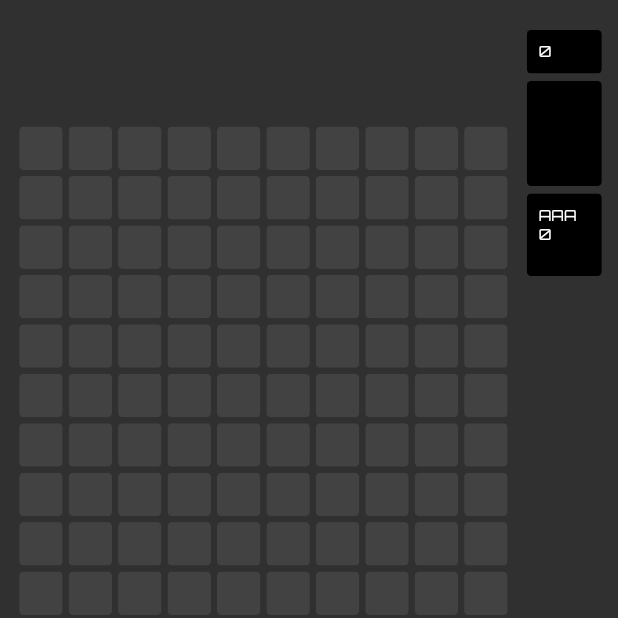
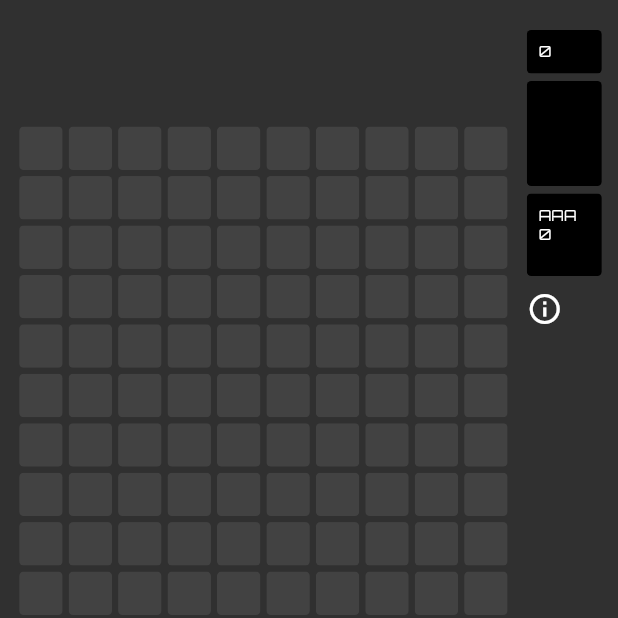
Before and after one commit to ironheade/flutter_tetris, a Flutter app: the screen it shows after launch, on a phone screen of 412 x 824 dp, the top half of it. Run offline on Flutter 3.47's test engine with Material 2 defaults, Android fonts, the phone set to English and light mode, and no system bars; our stand-ins replace flutter_native_splash.

Commit message:
info screen added, bug on removal of complete lines fixed

```diff
--- a/lib/main.dart
+++ b/lib/main.dart
@@ -1,4 +1,5 @@
 import 'dart:async';
+import 'dart:convert';
 import 'dart:math';
 import 'package:flutter/material.dart';
 import 'package:collection/collection.dart';
@@ -59,6 +60,7 @@ class _GameAreaState extends State<GameArea> {
   double tabXPosition = 0;
   int rotationState = 0;
   int kTimeMSUpdate = kTimeMSStart;
+  bool infoScreenVisible = false;
 
   late Timer _timer;
   String name = "";
@@ -79,14 +81,17 @@ class _GameAreaState extends State<GameArea> {
   }
 
   Timer setTimer(Duration duration) {
-    return _timer = Timer.periodic(duration, (timer) {
+    return _timer = Timer.periodic(
+      duration,
+      (timer) {
         if (speed) {
           changeTimer(kTimeMSUpdate ~/ 5);
         } else {
           changeTimer(kTimeMSUpdate);
         }
 
-      setState(() {
+        setState(
+          () {
             //check for movement and move the Tetris piece a row down
             List<int> tempPiece = [];
             tempPiece = newPiece.map((e) => e += 10).toList();
@@ -99,7 +104,8 @@ class _GameAreaState extends State<GameArea> {
                 //add Tetris Piece to the taken pieces
                 takenSquares = List.from(takenSquares)..addAll(newPiece);
                 //check if top side has been reached, in this case game over
-            if (({...kTopSide}.intersection({...takenSquares}).isNotEmpty)) {
+                if (({...kTopSide}
+                    .intersection({...takenSquares}).isNotEmpty)) {
                   _timer.cancel();
                   gameOverScreenVisible = true;
                   game = false;
@@ -120,6 +126,7 @@ class _GameAreaState extends State<GameArea> {
                     }
                   }
                 }
+                //if complete rows exist remove them from the pile of taken squares
                 if (squaresToBeDeleted.isNotEmpty) {
                   List<int> tempSquares = takenSquares
                       .toSet()
@@ -127,21 +134,30 @@ class _GameAreaState extends State<GameArea> {
                       .toList()
                       .toList();
 
+                  //keep only every element divisible by 0 and sort
+                  List<int> squaresToBeDeletedShort =
+                      squaresToBeDeleted.where((e) => e % 10 == 0).toList();
+                  squaresToBeDeletedShort.sort();
+                  for (var shortElement in squaresToBeDeletedShort) {
                     for (int i = 0; i < tempSquares.length; i++) {
-                if (tempSquares[i] < squaresToBeDeleted.min) {
-                  tempSquares[i] = tempSquares[i] + squaresToBeDeleted.length;
+                      if (tempSquares[i] < shortElement) {
+                        tempSquares[i] = tempSquares[i] + 10;
                       }
                     }
-              setState(() {
-                points +=
-                    kPointTable[(squaresToBeDeleted.length / 10 - 1).toInt()];
+                  }
+
+                  setState(
+                    () {
+                      points += kPointTable[
+                          (squaresToBeDeleted.length / 10 - 1).toInt()];
 
                       kTimeMSUpdate > kTimeMSMinimum
                           ? kTimeMSUpdate -= squaresToBeDeleted.length ~/ 10 * 4
                           : kTimeMSUpdate = kTimeMSMinimum;
                       changeTimer(kTimeMSUpdate);
                       takenSquares = tempSquares;
-              });
+                    },
+                  );
                 }
                 //create random new Piece
                 int randomNumber = Random().nextInt(kAllPieces.length);
@@ -150,8 +166,10 @@ class _GameAreaState extends State<GameArea> {
                 nextForm = randomNumber;
               });
             }
-      });
-    });
+          },
+        );
+      },
+    );
   }
 
   @override
@@ -237,6 +255,7 @@ class _GameAreaState extends State<GameArea> {
                   mainAxisAlignment: MainAxisAlignment.spaceBetween,
                   crossAxisAlignment: CrossAxisAlignment.start,
                   children: [
+                    //right elements on top
                     Column(
                       crossAxisAlignment: CrossAxisAlignment.start,
                       children: [
@@ -270,11 +289,31 @@ class _GameAreaState extends State<GameArea> {
                             ],
                           ),
                         ),
+                        SizedBox(height: 10),
+                        Row(
+                          mainAxisAlignment: MainAxisAlignment.center,
+                          children: [
+                            GestureDetector(
+                              onTap: () {
+                                setState(() {
+                                  infoScreenVisible = true;
+                                });
+                              },
+                              child: Icon(
+                                Icons.info_outline,
+                                color: infoScreenVisible
+                                    ? Colors.grey
+                                    : Colors.white,
+                              ),
+                            ),
+                          ],
+                        ),
+
                         //highScores
                       ],
                     ),
                     Visibility(
-                      visible: startButtonVisible,
+                      visible: startButtonVisible && !infoScreenVisible,
                       child: GestureDetector(
                         onTap: () {
                           game
@@ -375,6 +414,84 @@ class _GameAreaState extends State<GameArea> {
                               ? Colors.white
                               : Colors.grey.shade600),
                     )
+                  ],
+                ),
+              ),
+            ),
+          ),
+        ),
+        Visibility(
+          visible: infoScreenVisible,
+          child: Center(
+            child: ClipRRect(
+              borderRadius: BorderRadius.circular(8),
+              child: Container(
+                height: MediaQuery.of(context).size.height * 0.8,
+                width: MediaQuery.of(context).size.width * 0.8,
+                decoration: BoxDecoration(
+                  color: Colors.black,
+                  border: Border.all(
+                    color: Colors.white,
+                    width: 5,
+                  ),
+                ),
+                child: Column(
+                  mainAxisAlignment: MainAxisAlignment.spaceBetween,
+                  children: [
+                    Expanded(
+                      child: Column(
+                        mainAxisAlignment: MainAxisAlignment.spaceEvenly,
+                        crossAxisAlignment: CrossAxisAlignment.center,
+                        children: [
+                          Text(
+                            "how to play",
+                            style:
+                                TextStyle(fontFamily: 'Orbitron', fontSize: 25),
+                          ),
+                          Container(
+                            padding: EdgeInsets.symmetric(horizontal: 8),
+                            child: Text(
+                              "Tap left/right to move left/right\n\n"
+                              "Swipe down and hold to accelerate, release to decelerate\n\n"
+                              "Swipe up to rotate piece\n\n"
+                              "Controls apply to playing field\n\n\n\n"
+                              "Enter three character name after game to replay",
+                              textAlign: TextAlign.center,
+                              style: TextStyle(
+                                  fontFamily: 'Orbitron', fontSize: 15),
+                            ),
+                          ),
+                        ],
+                      ),
+                    ),
+                    Text(
+                      "Game by Konrad Bendzuck",
+                      style: TextStyle(fontFamily: 'Orbitron', fontSize: 10),
+                    ),
+                    SizedBox(
+                      height: 5,
+                    ),
+                    GestureDetector(
+                      onTap: (() {
+                        setState(() {
+                          infoScreenVisible = false;
+                        });
+                      }),
+                      child: Container(
+                        height: MediaQuery.of(context).size.height * 0.08,
+                        decoration: BoxDecoration(
+                          border: Border(
+                            top: BorderSide(color: Colors.white),
+                          ),
+                        ),
+                        child: Center(
+                          child: Icon(
+                            Icons.close,
+                            size: 30,
+                          ),
+                        ),
+                      ),
+                    ),
                   ],
                 ),
               ),
```
Lines whose indentation alone changed are shown as unchanged.
